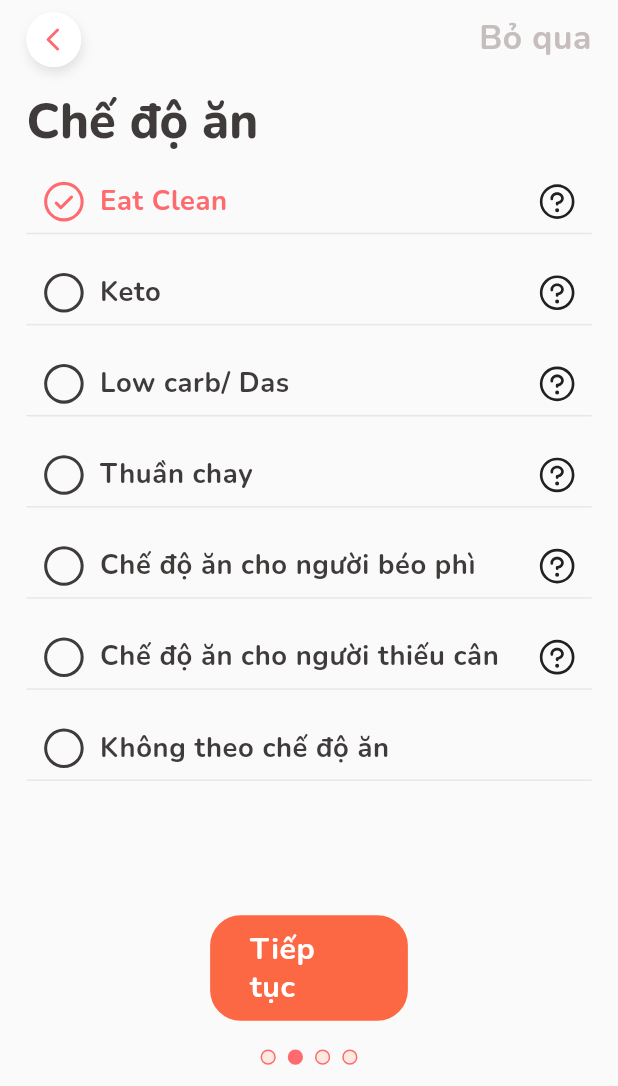
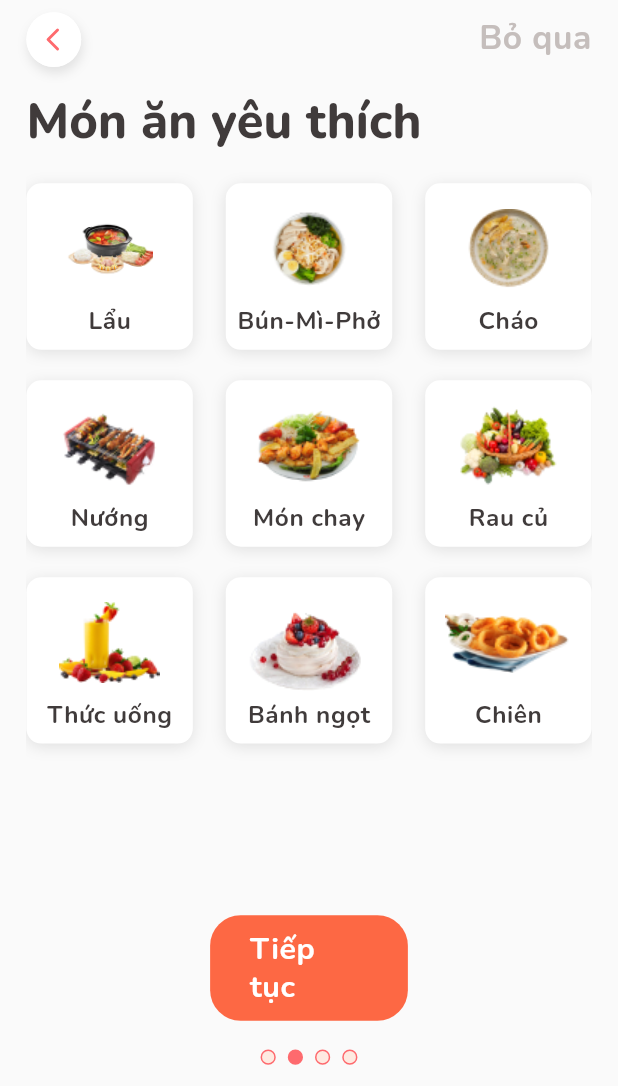
Before and after one commit to dscdut/smartfood.cooking, a Flutter app: the screen it shows after launch, after a tap on "Tiếp tục", on a phone screen of 412 x 824 dp, the part 150-1236 px from its top. Run offline on Flutter 3.47's test engine with Material 2 defaults, Android fonts, the phone set to English and light mode, and no system bars; our stand-ins replace badges, flutter_riverpod, flutter_screenutil, flutter_svg, phosphor_flutter; statements that could not run were skipped.

Commit message:
feat(SC-68): code ui screen choose country and favorite food

```diff
--- a/mobile/lib/src/core/constant/image_path.dart
+++ b/mobile/lib/src/core/constant/image_path.dart
@@ -4,4 +4,18 @@ class ImagePath {
   static const String clapHandIcon = "assets/icons/clap_hand_icon.svg";
   static const String flameIcon = "assets/icons/flame_icon.svg";
   static const String smartfoodLogoSvg = "assets/images/logos/smartfood_logo.svg";
+  static const String foodNorthImage = "assets/images/foods_drinks/food_north.png";
+  static const String foodCentralImage = "assets/images/foods_drinks/food_central.png";
+  static const String foodSouthImage = "assets/images/foods_drinks/food_south.png";
+
+  static const String cakeImage = "assets/images/foods_drinks/cake.png";
+  static const String drinkImage = "assets/images/foods_drinks/drink.png";
+  static const String friedImage = "assets/images/foods_drinks/fried.png";
+  static const String grilledImage = "assets/images/foods_drinks/grilled.png";
+  static const String noodleImage = "assets/images/foods_drinks/noodle.png";
+  static const String soupImage = "assets/images/foods_drinks/soup.png";
+  static const String traditionalKoreanFoodImage = "assets/images/foods_drinks/traditional_korean_food.png";
+  static const String vegetableImage = "assets/images/foods_drinks/vegetable.png";
+  static const String vegetarianDishImage = "assets/images/foods_drinks/vegetarian_dish.png";
+
 }
--- a/mobile/lib/src/features/user_choice/user_choice_screen.dart
+++ b/mobile/lib/src/features/user_choice/user_choice_screen.dart
@@ -3,6 +3,8 @@ import 'package:flutter_screenutil/flutter_screenutil.dart';
 import 'package:flutter_svg/flutter_svg.dart';
 import 'package:mobile/src/core/constant/image_path.dart';
 import 'package:mobile/src/core/theme/palette.dart';
+import 'package:mobile/src/features/user_choice/widget/choose_country_page.dart';
+import 'package:mobile/src/features/user_choice/widget/choose_favorite_food_page.dart';
 import 'package:mobile/src/features/user_choice/widget/item_choice.dart';
 import 'package:mobile/src/widgets/custom_back_button.dart';
 import 'package:phosphor_flutter/phosphor_flutter.dart';
@@ -60,9 +62,9 @@ class _UserChoiceScreenState extends State<UserChoiceScreen>
                     child: Text(
                       "Bỏ qua",
                       style: Theme.of(context).textTheme.headline3!.copyWith(
-                            color: Palette.gray300,
-                            fontSize: 22.sp,
-                          ),
+                        color: Palette.gray300,
+                        fontSize: 22.sp,
+                      ),
                     ),
                   )
                 ],
@@ -78,6 +80,8 @@ class _UserChoiceScreenState extends State<UserChoiceScreen>
                     });
                   },
                   children: [
+                    ChooseCountryPage(key: UniqueKey(),),
+                    ChooseFavoriteFoodPage(key: UniqueKey(),),
                     DietPage(key: UniqueKey()),
                     DietPage(key: UniqueKey()),
                     DietPage(key: UniqueKey()),
--- /dev/null
+++ b/mobile/lib/src/features/user_choice/widget/choose_country_page.dart
@@ -0,0 +1,130 @@
+import 'package:flutter/material.dart';
+import 'package:flutter_screenutil/flutter_screenutil.dart';
+import 'package:mobile/src/core/constant/image_path.dart';
+import 'package:mobile/src/core/theme/palette.dart';
+
+class ChooseCountryPage extends StatefulWidget {
+  const ChooseCountryPage({Key? key}) : super(key: key);
+
+  @override
+  State<ChooseCountryPage> createState() => _ChooseCountryPageState();
+}
+
+class _ChooseCountryPageState extends State<ChooseCountryPage> {
+  List<bool> listCheckChosen = List.filled(3, false);
+
+  void onTapCountryCard(index) {
+    setState(() {
+      listCheckChosen = List.filled(3, false);
+      listCheckChosen[index] = true;
+    });
+  }
+
+  @override
+  Widget build(BuildContext context) {
+    return Column(
+      crossAxisAlignment: CrossAxisAlignment.start,
+      children: [
+        Text(
+          "Chọn vùng miền",
+          style: Theme.of(context).textTheme.headline1!.copyWith(
+            color: Palette.gray500,
+            fontSize: 32.sp,
+          ),
+        ),
+        const SizedBox(
+          height: 30,
+        ),
+        Row(
+          mainAxisAlignment: MainAxisAlignment.spaceBetween,
+          children: [
+            GestureDetector(
+              onTap: () {
+                onTapCountryCard(0);
+              },
+              child: CountryCard(
+                imagePath: ImagePath.foodNorthImage,
+                title: "Miền Bắc",
+                isChosen: listCheckChosen[0],
+              ),
+            ),
+            GestureDetector(
+              onTap: () {
+                onTapCountryCard(1);
+              },
+              child: CountryCard(
+                imagePath: ImagePath.foodCentralImage,
+                title: "Miền Trung",
+                isChosen: listCheckChosen[1],
+              ),
+            ),
+          ],
+        ),
+        const SizedBox(
+          height: 50,
+        ),
+        Center(
+          child: GestureDetector(
+            onTap: () {
+              onTapCountryCard(2);
+            },
+            child: CountryCard(
+              imagePath: ImagePath.foodSouthImage,
+              title: "Miền Nam",
+              isChosen: listCheckChosen[2],
+            ),
+          ),
+        ),
+      ],
+    );
+  }
+}
+
+class CountryCard extends StatelessWidget {
+  final String imagePath;
+  final String title;
+  final bool isChosen;
+
+  const CountryCard({
+    Key? key, required this.imagePath, required this.title, this.isChosen = false,
+  }) : super(key: key);
+
+  @override
+  Widget build(BuildContext context) {
+    return Stack(
+      overflow: Overflow.visible,
+      children: [
+        Image.asset(
+          imagePath,
+          width: 140.w,
+          height: 124.h,
+          fit: BoxFit.cover,
+        ),
+        Positioned(
+          top: 95.h,
+          left: 8.w,
+          child: Container(
+            decoration: BoxDecoration(
+              color: isChosen ? Palette.pink500 : Colors.white,
+              border: Border.all(
+                color: Palette.pink500,
+                width: 2.0
+              ),
+              borderRadius: BorderRadius.circular(20)
+            ),
+            width: 120.w,
+            height: 40.h,
+            child: Center(
+              child: Text(
+                title,
+                style: Theme.of(context).textTheme.headline4?.copyWith(
+                  color: isChosen ? Colors.white : Palette.gray500
+                ),
+              ),
+            ),
+          ),
+        )
+      ]
+    );
+  }
+}
--- /dev/null
+++ b/mobile/lib/src/features/user_choice/widget/choose_favorite_food_page.dart
@@ -0,0 +1,109 @@
+import 'package:flutter/material.dart';
+import 'package:flutter_screenutil/flutter_screenutil.dart';
+import 'package:mobile/src/core/constant/image_path.dart';
+import 'package:mobile/src/core/theme/palette.dart';
+
+class ChooseFavoriteFoodPage extends StatefulWidget {
+
+  ChooseFavoriteFoodPage({Key? key}) : super(key: key);
+
+  @override
+  State<ChooseFavoriteFoodPage> createState() => _ChooseFavoriteFoodPageState();
+}
+
+class _ChooseFavoriteFoodPageState extends State<ChooseFavoriteFoodPage> {
+  final List<String> listImagePath = [ImagePath.traditionalKoreanFoodImage, ImagePath.noodleImage, ImagePath.soupImage, ImagePath.grilledImage, ImagePath.vegetarianDishImage, ImagePath.vegetableImage, ImagePath.drinkImage, ImagePath.cakeImage, ImagePath.friedImage];
+  final List<String> listTitle = ["Lẩu", "Bún-Mì-Phở", "Cháo", "Nướng", "Món chay", "Rau củ", "Thức uống", "Bánh ngọt", "Chiên"];
+  List<bool> listCheckChosen = List.filled(9, false);
+
+  void onTapFavoriteFoodCard(int index) {
+    setState(() {
+      listCheckChosen = List.filled(9, false);
+      listCheckChosen[index] = true;
+    });
+  }
+
+  @override
+  Widget build(BuildContext context) {
+    return Column(
+      crossAxisAlignment: CrossAxisAlignment.start,
+      children: [
+        Text(
+          "Món ăn yêu thích",
+          style: Theme.of(context).textTheme.headline1!.copyWith(
+            color: Palette.gray500,
+            fontSize: 32.sp,
+          ),
+        ),
+        SizedBox(
+          height: 20.h,
+        ),
+        Expanded(
+          child: GridView(
+            gridDelegate: SliverGridDelegateWithFixedCrossAxisCount(
+              crossAxisCount: 3,
+              mainAxisSpacing: 20.h,
+              crossAxisSpacing: 20.w,
+            ),
+            children: List<Widget>.generate(
+              9, (index) {
+                return GestureDetector(
+                  onTap: () {
+                    onTapFavoriteFoodCard(index);
+                  },
+                  child: FavoriteFoodCard(
+                    imagePath: listImagePath[index],
+                    title: listTitle[index],
+                    isChosen: listCheckChosen[index],
+                  ),
+                );
+              }
+            ),
+          ),
+        )
+      ],
+    );
+  }
+}
+
+class FavoriteFoodCard extends StatelessWidget {
+  final String imagePath;
+  final String title;
+  final bool isChosen;
+
+  const FavoriteFoodCard({Key? key, required this.imagePath, required this.title, this.isChosen = false}) : super(key: key);
+
+  @override
+  Widget build(BuildContext context) {
+    return Container(
+      padding: EdgeInsets.all(5),
+      decoration: BoxDecoration(
+        boxShadow: [
+          BoxShadow(
+            color: Colors.black.withOpacity(0.1),
+            blurRadius: 8,
+            offset: const Offset(0, 2),
+          ),
+        ],
+        color: isChosen ? Palette.pink400 : Colors.white,
+        borderRadius: BorderRadius.circular(10),
+      ),
+      child: Column(
+        mainAxisAlignment: MainAxisAlignment.spaceEvenly,
+        children: [
+          Image.asset(
+            imagePath,
+            height: 68.h,
+          ),
+          Text(
+            title,
+            style: Theme.of(context).textTheme.headline4?.copyWith(
+              color: isChosen ? Colors.white : Palette.gray500,
+              fontSize: 16.sp
+            ),
+          )
+        ],
+      ),
+    );
+  }
+}
--- a/mobile/pubspec.yaml
+++ b/mobile/pubspec.yaml
@@ -70,6 +70,7 @@ flutter:
     - assets/images/
     - assets/images/decoration/
     - assets/images/logos/
+    - assets/images/foods_drinks/
   #    - assets/icons/
   #    - assets/.env
 
```
Also changed, not shown: mobile/assets/images/foods_drinks/cake.png (added), mobile/assets/images/foods_drinks/drink.png (added), mobile/assets/images/foods_drinks/food_central.png (added), mobile/assets/images/foods_drinks/food_north.png (added), mobile/assets/images/foods_drinks/food_south.png (added), mobile/assets/images/foods_drinks/fried.png (added), mobile/assets/images/foods_drinks/grilled.png (added), mobile/assets/images/foods_drinks/noodle.png (added), mobile/assets/images/foods_drinks/soup.png (added), mobile/assets/images/foods_drinks/traditional_korean_food.png (added), mobile/assets/images/foods_drinks/vegetable.png (added), mobile/assets/images/foods_drinks/vegetarian_dish.png (added), mobile/lib/generated/assets.dart (deleted).
